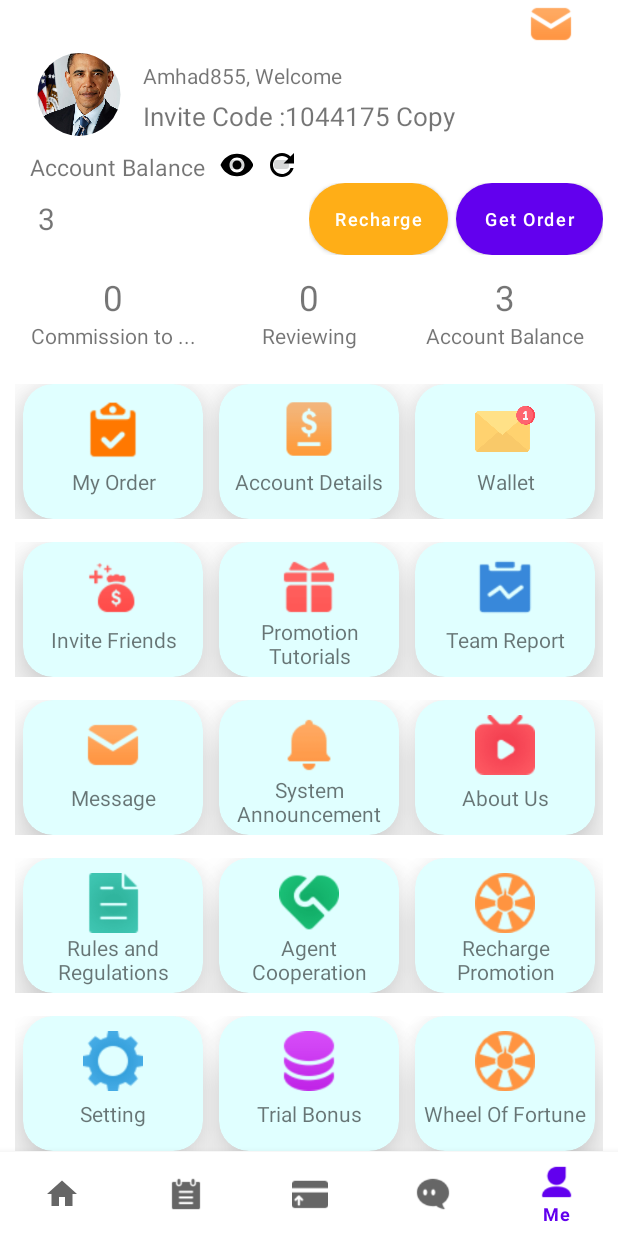
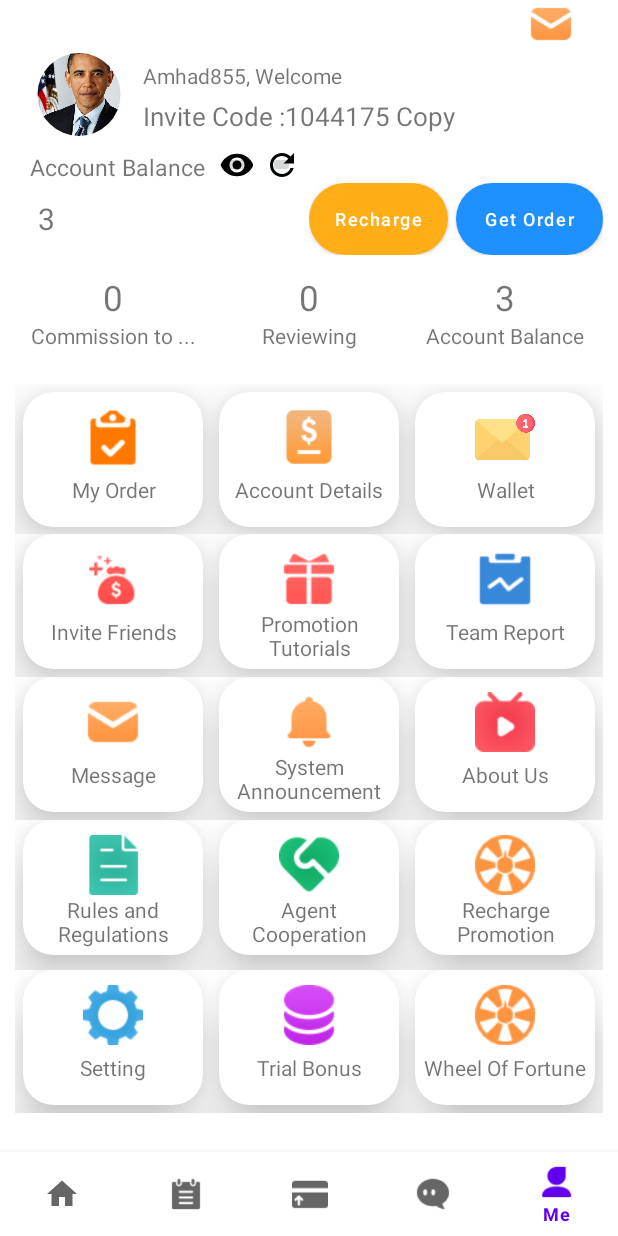
Before and after one commit to ashupandey1620/Wolt-pt, an Android app: the screen it shows after launch (MainActivity), item 5 of the bottom bar chosen, on a phone screen of 412 x 824 dp. Run offline under Robolectric (Android 15) with nearby library versions, the light colour scheme and no system bars; our stand-ins replace CircleImageView; libraries missing offline, so code that uses them is left out: com.denzcoskun.imageslider; 6 statements that could not run were skipped.

Commit message:
31-01-2023      19:22

```diff
--- a/app/src/main/java/com/ashu/wolt_pt/PromotionsActivity.java
+++ b/app/src/main/java/com/ashu/wolt_pt/PromotionsActivity.java
@@ -21,7 +21,7 @@ public class PromotionsActivity extends AppCompatActivity {
         webSettings.setBuiltInZoomControls(true);
         webSettings.setJavaScriptEnabled(true);
         webView.setWebViewClient(new Callback());
-        webView.loadUrl("file:///assets/test.html");
+        webView.loadUrl("https://atifsoftwares.blogspot.com");
     }
 
     public class Callback extends WebViewClient
--- a/app/src/main/res/layout/fragment_me.xml
+++ b/app/src/main/res/layout/fragment_me.xml
@@ -132,8 +132,13 @@
 
             </LinearLayout>
          </LinearLayout>
+      </LinearLayout>
 
-      </LinearLayout>
+
+
+
+
+
       <LinearLayout
           android:layout_width="match_parent"
           android:layout_height="150dp"
@@ -233,6 +238,7 @@
                       android:text="Get Order"
                       android:textAllCaps="false"
                       android:textSize="12sp"
+                      app:backgroundTint="@color/dodger_blue"
 
                       android:layout_width="match_parent"
                       android:background="@drawable/button_background"
@@ -388,7 +394,7 @@
 
          <LinearLayout
              android:layout_width="match_parent"
-             android:layout_height="wrap_content"
+             android:layout_height="100dp"
              android:id="@+id/LLForAccountCard1Me"
              android:weightSum="90"
              android:layout_marginTop="15dp"
@@ -397,7 +403,8 @@
 
             <androidx.cardview.widget.CardView
                 android:layout_weight="30"
-                app:cardBackgroundColor="@color/light_cyan"
+                android:layout_marginTop="5dp"
+                app:cardBackgroundColor="@color/white"
                 android:layout_width="20dp"
                 android:layout_marginStart="5dp"
                 android:layout_marginEnd="5dp"
@@ -444,12 +451,13 @@
 
             <androidx.cardview.widget.CardView
                 android:layout_weight="30"
-                app:cardBackgroundColor="@color/light_cyan"
+                app:cardBackgroundColor="@color/white"
                 android:layout_width="20dp"
                 android:layout_height="90dp"
                 android:layout_marginStart="5dp"
                 android:layout_marginEnd="5dp"
                 android:layout_alignParentTop="true"
+                android:layout_marginTop="5dp"
                 android:layout_alignParentLeft="true"
                 android:id="@+id/cardViewMe2"
                 app:cardCornerRadius="20dp"
@@ -488,7 +496,8 @@
             <androidx.cardview.widget.CardView
                 android:layout_weight="30"
                 android:layout_width="20dp"
-                app:cardBackgroundColor="@color/light_cyan"
+                app:cardBackgroundColor="@color/white"
+                android:layout_marginTop="5dp"
                 android:layout_height="90dp"
                 android:layout_alignParentTop="true"
                 android:layout_alignParentLeft="true"
@@ -538,10 +547,10 @@
 
          <LinearLayout
              android:layout_width="match_parent"
-             android:layout_height="wrap_content"
+             android:layout_height="95dp"
              android:id="@+id/LLForAccountCard2Me"
              android:weightSum="90"
-             android:layout_marginTop="15dp"
+
              android:orientation="horizontal"
              >
 
@@ -549,7 +558,7 @@
                 android:layout_weight="30"
                 android:layout_width="20dp"
                 android:layout_height="90dp"
-                app:cardBackgroundColor="@color/light_cyan"
+                app:cardBackgroundColor="@color/white"
                 android:layout_marginStart="5dp"
                 android:layout_marginEnd="5dp"
                 android:layout_alignParentTop="true"
@@ -592,7 +601,7 @@
                 android:layout_weight="30"
                 android:layout_width="20dp"
                 android:layout_height="90dp"
-                app:cardBackgroundColor="@color/light_cyan"
+                app:cardBackgroundColor="@color/white"
                 android:layout_marginStart="5dp"
                 android:layout_marginEnd="5dp"
                 android:layout_alignParentTop="true"
@@ -633,7 +642,7 @@
             <androidx.cardview.widget.CardView
                 android:layout_weight="30"
                 android:layout_width="20dp"
-                app:cardBackgroundColor="@color/light_cyan"
+                app:cardBackgroundColor="@color/white"
                 android:layout_height="90dp"
                 android:layout_alignParentTop="true"
                 android:layout_marginStart="5dp"
@@ -678,16 +687,15 @@
 
          <LinearLayout
              android:layout_width="match_parent"
-             android:layout_height="wrap_content"
+             android:layout_height="95dp"
              android:id="@+id/LLForAccountCard3Me"
              android:weightSum="90"
-             android:layout_marginTop="15dp"
              android:orientation="horizontal"
              >
 
             <androidx.cardview.widget.CardView
                 android:layout_weight="30"
-                app:cardBackgroundColor="@color/light_cyan"
+                app:cardBackgroundColor="@color/white"
                 android:layout_width="20dp"
                 android:layout_height="90dp"
                 android:layout_alignParentTop="true"
@@ -733,7 +741,7 @@
                 android:layout_width="20dp"
                 android:layout_height="90dp"
                 android:layout_alignParentTop="true"
-                app:cardBackgroundColor="@color/light_cyan"
+                app:cardBackgroundColor="@color/white"
                 android:layout_alignParentLeft="true"
                 android:layout_marginStart="5dp"
                 android:layout_marginEnd="5dp"
@@ -773,7 +781,7 @@
             <androidx.cardview.widget.CardView
                 android:layout_weight="30"
                 android:layout_width="20dp"
-                app:cardBackgroundColor="@color/light_cyan"
+                app:cardBackgroundColor="@color/white"
                 android:layout_height="90dp"
                 android:layout_alignParentTop="true"
                 android:layout_alignParentLeft="true"
@@ -823,10 +831,9 @@
 
          <LinearLayout
              android:layout_width="match_parent"
-             android:layout_height="wrap_content"
+             android:layout_height="100dp"
              android:id="@+id/LLForAccountCard4Me"
              android:weightSum="90"
-             android:layout_marginTop="15dp"
              android:orientation="horizontal"
              >
 
@@ -834,7 +841,7 @@
                 android:layout_weight="30"
                 android:layout_width="20dp"
                 android:layout_height="90dp"
-                app:cardBackgroundColor="@color/light_cyan"
+                app:cardBackgroundColor="@color/white"
                 android:layout_marginStart="5dp"
                 android:layout_marginEnd="5dp"
                 android:layout_alignParentTop="true"
@@ -874,7 +881,7 @@
 
             <androidx.cardview.widget.CardView
                 android:layout_weight="30"
-                app:cardBackgroundColor="@color/light_cyan"
+                app:cardBackgroundColor="@color/white"
                 android:layout_width="20dp"
                 android:layout_height="90dp"
                 android:layout_alignParentTop="true"
@@ -919,7 +926,7 @@
                 android:layout_weight="30"
                 android:layout_width="20dp"
                 android:layout_height="90dp"
-                app:cardBackgroundColor="@color/light_cyan"
+                app:cardBackgroundColor="@color/white"
                 android:layout_alignParentTop="true"
                 android:layout_alignParentLeft="true"
                 android:layout_marginStart="5dp"
@@ -967,10 +974,9 @@
 
          <LinearLayout
              android:layout_width="match_parent"
-             android:layout_height="wrap_content"
+             android:layout_height="95dp"
              android:id="@+id/LLForAccountCard5Me"
              android:weightSum="90"
-             android:layout_marginTop="15dp"
              android:orientation="horizontal"
              >
 
@@ -978,7 +984,7 @@
                 android:layout_weight="30"
                 android:layout_width="20dp"
                 android:layout_height="90dp"
-                app:cardBackgroundColor="@color/light_cyan"
+                app:cardBackgroundColor="@color/white"
                 android:layout_marginStart="5dp"
                 android:layout_marginEnd="5dp"
                 android:layout_alignParentTop="true"
@@ -1019,7 +1025,7 @@
 
             <androidx.cardview.widget.CardView
                 android:layout_weight="30"
-                app:cardBackgroundColor="@color/light_cyan"
+                app:cardBackgroundColor="@color/white"
                 android:layout_width="20dp"
                 android:layout_height="90dp"
                 android:layout_alignParentTop="true"
@@ -1064,7 +1070,7 @@
                 android:layout_weight="30"
                 android:layout_width="20dp"
                 android:layout_height="90dp"
-                app:cardBackgroundColor="@color/light_cyan"
+                app:cardBackgroundColor="@color/white"
                 android:layout_alignParentTop="true"
                 android:layout_alignParentLeft="true"
                 android:layout_marginStart="5dp"
```
Also changed, not shown: app/src/main/java/com/ashu/wolt_pt/HomeFragment.java (+31 -1 lines), app/src/main/res/layout/activity_offer.xml (+20 -8 lines), app/src/main/res/layout/fragment_home.xml (+12 -3 lines), app/src/main/res/layout/fragment_recharge.xml (+13 -12 lines).
